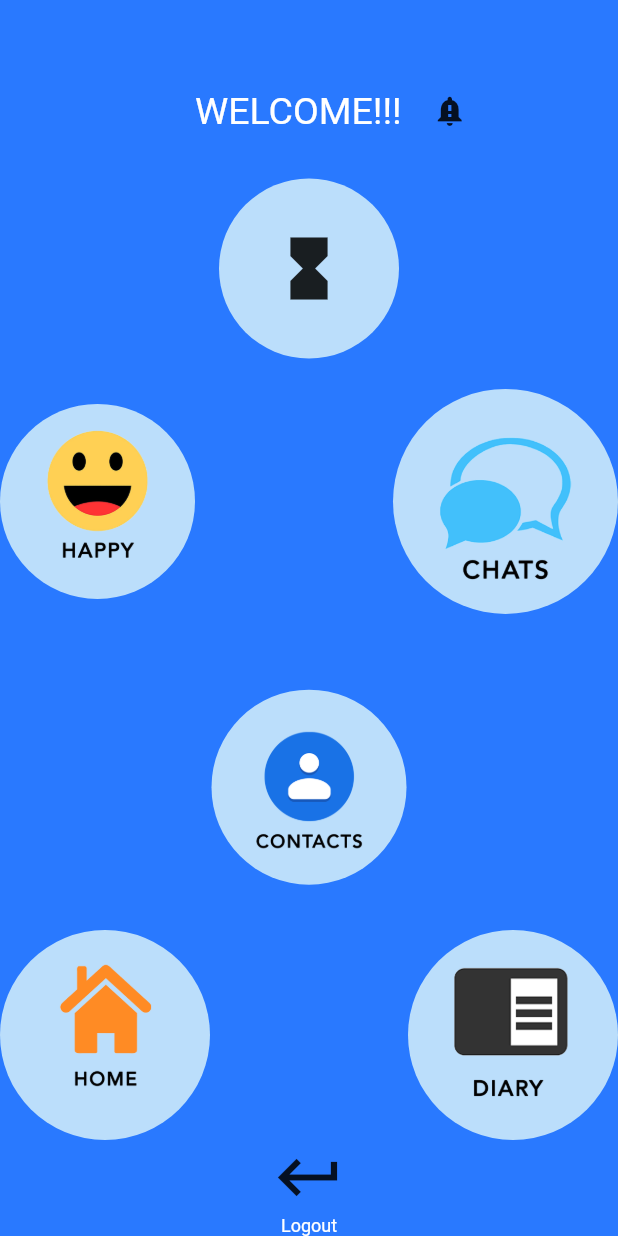
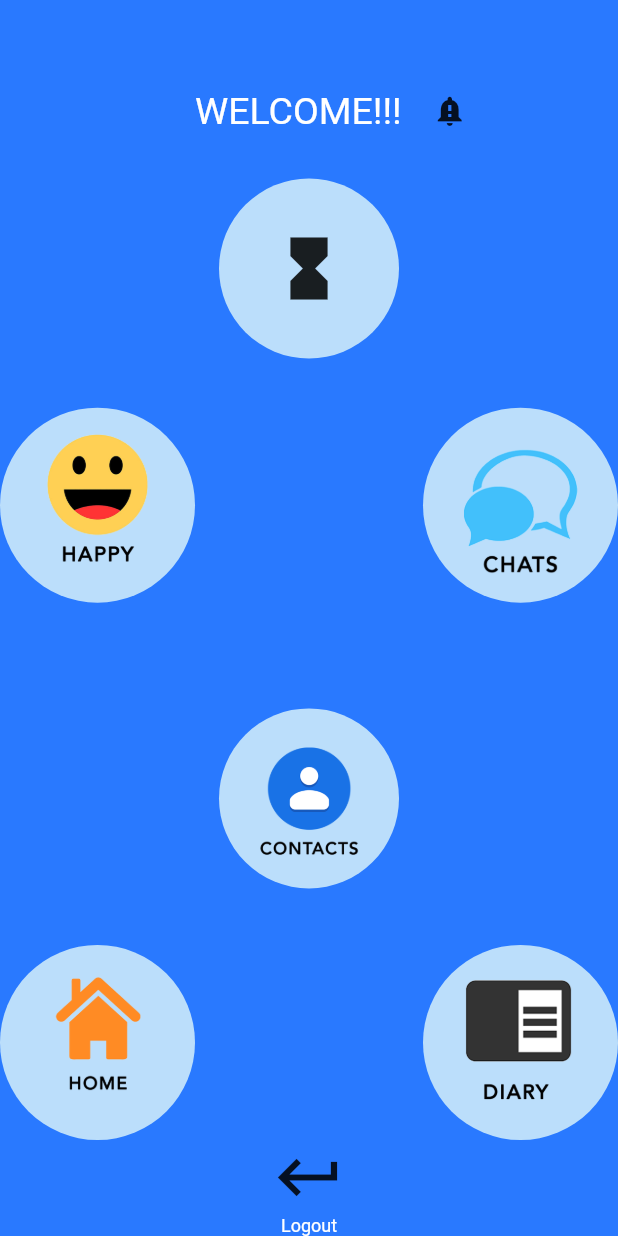
Before and after one commit to Manuel-Seyram/project_work, a Flutter app: the Welcome screen opened directly, on a phone screen of 412 x 824 dp. Run offline on Flutter 3.47's test engine with Material 2 defaults, Android fonts, the phone set to English and light mode, and no system bars; our stand-ins replace flutter_rating_bar, flutter_snake_navigationbar, video_player; missing offline and left inert: dart:ffi, flutter_sound.

Commit message:
Update welcome.dart

```diff
--- a/lib/extra pages/screen/welcome.dart
+++ b/lib/extra pages/screen/welcome.dart
@@ -80,7 +80,7 @@ class Welcome extends StatelessWidget {
 
             //Text("Home", style: TextStyle(color: Colors.white, fontSize: 12.0)),
             CircleAvatar(
-              radius: 75,
+              radius: 65,
               backgroundImage: AssetImage('assets/images/chaticon.png'),
               child: new GestureDetector(
                 onTap: () {
@@ -97,7 +97,7 @@ class Welcome extends StatelessWidget {
             mainAxisAlignment: MainAxisAlignment.center,
             children: <Widget>[
               CircleAvatar(
-                radius: 65,
+                radius: 60,
                 backgroundImage: AssetImage('assets/images/contacticon.png',),
                 child: new GestureDetector(
                   onTap: () {
@@ -113,7 +113,7 @@ class Welcome extends StatelessWidget {
           mainAxisAlignment: MainAxisAlignment.spaceBetween,
           children: <Widget>[
             CircleAvatar(
-              radius: 70,
+              radius: 65,
               backgroundImage: AssetImage('assets/images/homeicon.png'),
               child: new GestureDetector(
                 onTap: () {
@@ -124,7 +124,7 @@ class Welcome extends StatelessWidget {
             ),
             //Text("Diary", style: TextStyle(color: Colors.white, fontSize: 12.0)),
             CircleAvatar(
-              radius: 70,
+              radius: 65,
               backgroundImage: AssetImage('assets/images/diaryicon.png'),
               child: new GestureDetector(
                 onTap: () {
```
